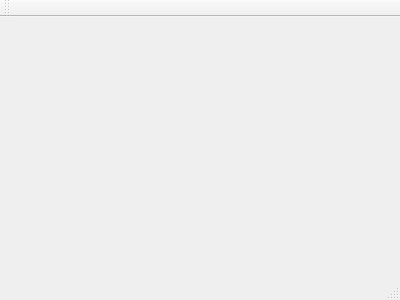
Before: the Qt Designer form shaderLab/forms/mainwindow.ui in jgoenetxea/gre, drawn with Qt 5.
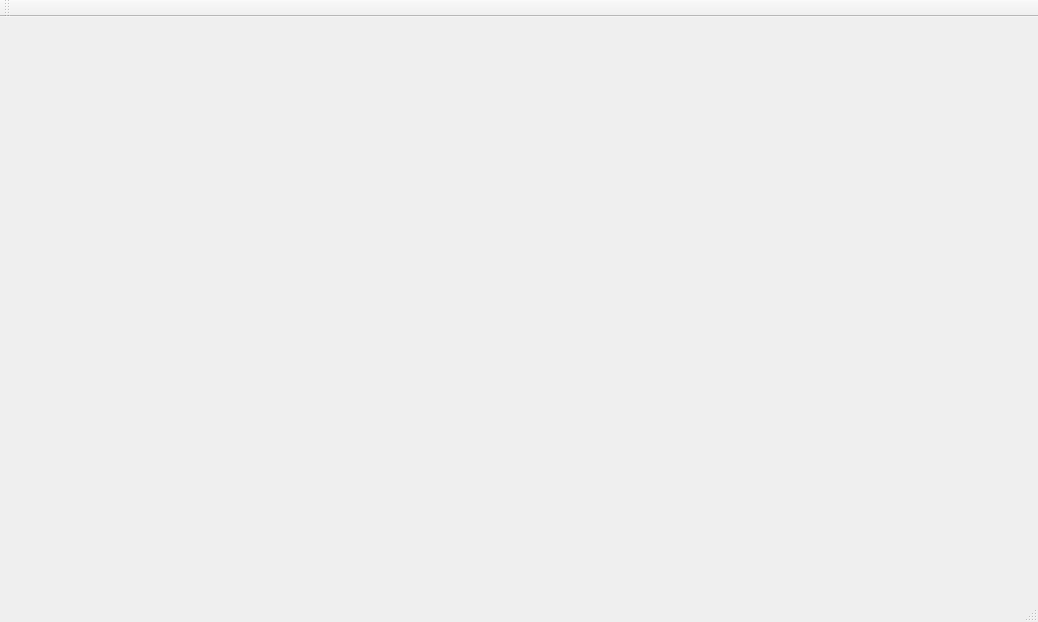
After: the same form once the commit is applied. Custom widgets are drawn as their Qt base class.

What changed in the file:
```diff
--- a/shaderLab/forms/mainwindow.ui
+++ b/shaderLab/forms/mainwindow.ui
@@ -1,24 +1,66 @@
 <ui version="4.0">
  <class>MainWindow</class>
- <widget class="QMainWindow" name="MainWindow" >
-  <property name="geometry" >
+ <widget class="QMainWindow" name="MainWindow">
+  <property name="geometry">
    <rect>
     <x>0</x>
     <y>0</y>
-    <width>400</width>
-    <height>300</height>
+    <width>1038</width>
+    <height>622</height>
    </rect>
   </property>
   <property name="windowTitle" >
    <string>MainWindow</string>
   </property>
-  <widget class="QMenuBar" name="menuBar" />
-  <widget class="QToolBar" name="mainToolBar" />
-  <widget class="QWidget" name="centralWidget" />
-  <widget class="QStatusBar" name="statusBar" />
+  <widget class="QWidget" name="centralWidget">
+   <widget class="QWidget" name="">
+    <property name="geometry">
+     <rect>
+      <x>20</x>
+      <y>10</y>
+      <width>1001</width>
+      <height>541</height>
+     </rect>
+    </property>
+    <layout class="QGridLayout" name="gridLayout">
+     <item row="0" column="0">
+      <widget class="GLView" name="glview" native="true"/>
+     </item>
+     <item row="0" column="1">
+      <widget class="QWidget" name="widget" native="true"/>
+     </item>
+    </layout>
+   </widget>
+  </widget>
+  <widget class="QMenuBar" name="menuBar">
+   <property name="geometry">
+    <rect>
+     <x>0</x>
+     <y>0</y>
+     <width>1038</width>
+     <height>27</height>
+    </rect>
+   </property>
+  </widget>
+  <widget class="QToolBar" name="mainToolBar">
+   <attribute name="toolBarArea">
+    <enum>TopToolBarArea</enum>
+   </attribute>
+   <attribute name="toolBarBreak">
+    <bool>false</bool>
+   </attribute>
+  </widget>
+  <widget class="QStatusBar" name="statusBar"/>
  </widget>
- <layoutDefault spacing="6" margin="11" />
- <pixmapfunction></pixmapfunction>
+ <layoutdefault spacing="6" margin="11"/>
+ <customwidgets>
+  <customwidget>
+   <class>GLView</class>
+   <extends>QWidget</extends>
+   <header>glView.h</header>
+   <container>1</container>
+  </customwidget>
+ </customwidgets>
  <resources/>
  <connections/>
 </ui>
```
Left out of the diff: 3 changed lines with no effect on the pictures.
